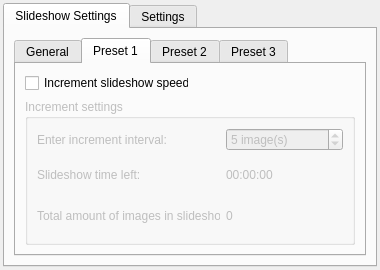
First picture: the form in poseviewer/ui/slideshowsettingsui.ui, repository mare5x/poseviewer, before the edit.
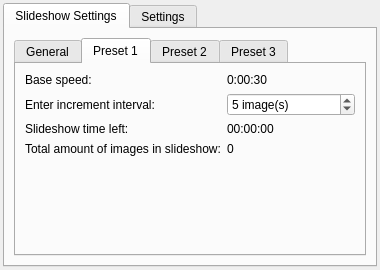
Second picture: the form after the edit. The open tabs and pages were chosen to show the change. Icons and pictures are not drawn. Custom widgets are drawn as their Qt base class.

Commit message: Implemented ImageTimeProductSlideshow (preset 3) and working Slideshow.

```diff
--- a/poseviewer/ui/slideshowsettingsui.ui
+++ b/poseviewer/ui/slideshowsettingsui.ui
@@ -39,7 +39,7 @@
        <string>Slideshow Settings</string>
       </attribute>
       <layout class="QGridLayout" name="gridLayout_5">
-       <item row="0" column="0" colspan="2">
+       <item row="0" column="1">
         <widget class="QTabWidget" name="preset_tabs">
          <property name="currentIndex">
           <number>0</number>
@@ -131,31 +131,32 @@
           <attribute name="title">
            <string>Preset 1</string>
           </attribute>
-          <layout class="QGridLayout" name="gridLayout_4">
-           <item row="2" column="0">
-            <widget class="QCheckBox" name="increment_speed_checkbox">
-             <property name="text">
-              <string>Increment slideshow speed?</string>
-             </property>
-            </widget>
-           </item>
-           <item row="3" column="0" colspan="2">
-            <widget class="QGroupBox" name="groupBox">
-             <property name="enabled">
-              <bool>false</bool>
-             </property>
-             <property name="title">
-              <string>Increment settings</string>
-             </property>
-             <layout class="QGridLayout" name="gridLayout_2">
-              <item row="1" column="0">
-               <widget class="QLabel" name="label_5">
+          <layout class="QFormLayout" name="formLayout">
+           <property name="fieldGrowthPolicy">
+            <enum>QFormLayout::AllNonFixedFieldsGrow</enum>
+           </property>
+           <item row="0" column="0">
+            <widget class="QLabel" name="label_9">
                 <property name="text">
-                 <string>Slideshow time left: </string>
+              <string>Base speed:</string>
                 </property>
                </widget>
               </item>
               <item row="0" column="1">
+            <widget class="QLabel" name="increment_base_speed_label">
+             <property name="text">
+              <string>0:00:30</string>
+             </property>
+            </widget>
+           </item>
+           <item row="1" column="0">
+            <widget class="QLabel" name="label_2">
+             <property name="text">
+              <string>Enter increment interval: </string>
+             </property>
+            </widget>
+           </item>
+           <item row="1" column="1">
                <widget class="QSpinBox" name="increment_interval_spinner">
                 <property name="suffix">
                  <string> image(s)</string>
@@ -171,37 +172,34 @@
                 </property>
                </widget>
               </item>
-              <item row="0" column="0">
-               <widget class="QLabel" name="label_2">
-                <property name="text">
-                 <string>Enter increment interval: </string>
-                </property>
-               </widget>
-              </item>
               <item row="2" column="0">
+            <widget class="QLabel" name="label_5">
+             <property name="text">
+              <string>Slideshow time left: </string>
+             </property>
+            </widget>
+           </item>
+           <item row="2" column="1">
+            <widget class="QLabel" name="increment_time_left_label">
+             <property name="text">
+              <string>00:00:00</string>
+             </property>
+            </widget>
+           </item>
+           <item row="3" column="0">
                <widget class="QLabel" name="label_4">
                 <property name="text">
                  <string>Total amount of images in slideshow:</string>
                 </property>
                </widget>
               </item>
-              <item row="2" column="1">
+           <item row="3" column="1">
                <widget class="QLabel" name="increment_total_images_label">
                 <property name="text">
                  <string>0</string>
                 </property>
                </widget>
               </item>
-              <item row="1" column="1">
-               <widget class="QLabel" name="increment_time_left_label">
-                <property name="text">
-                 <string>00:00:00</string>
-                </property>
-               </widget>
-              </item>
-             </layout>
-            </widget>
-           </item>
           </layout>
          </widget>
          <widget class="QWidget" name="tab_2">
```
Left out of the diff: 55 changed lines with no effect on the pictures. Lines whose indentation alone changed are shown as unchanged. The commit also changes 4 other files.
